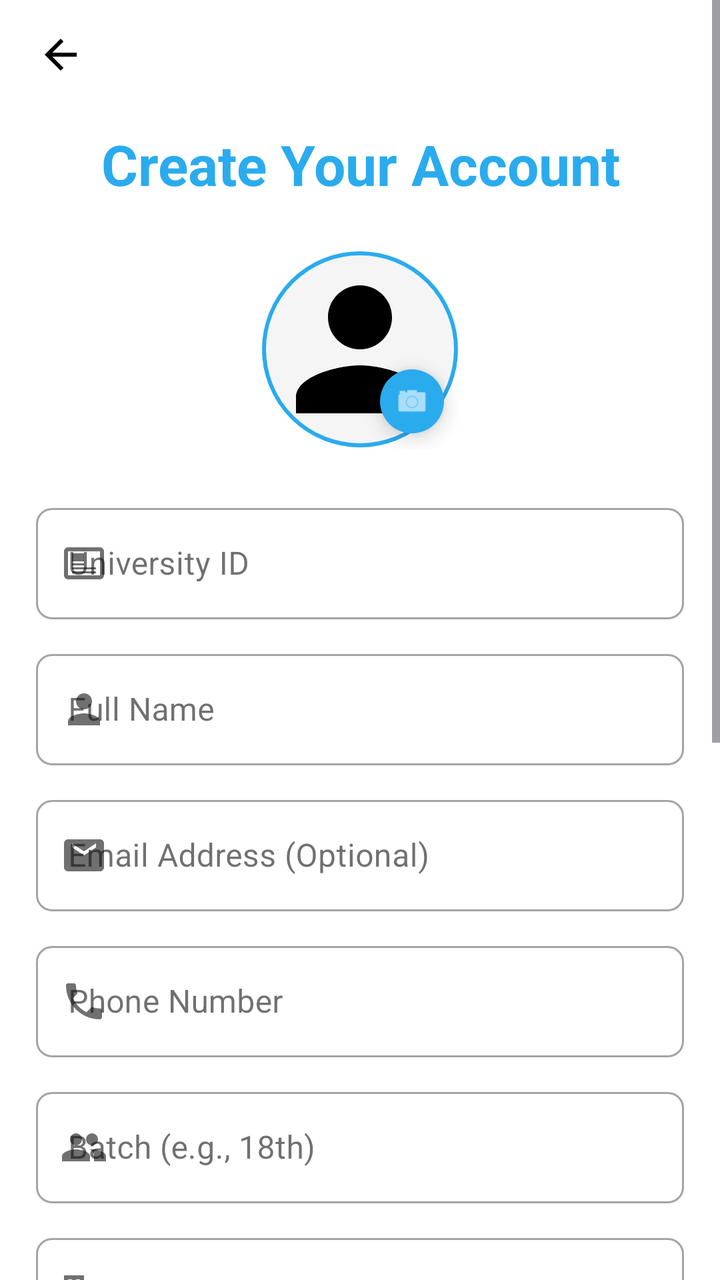
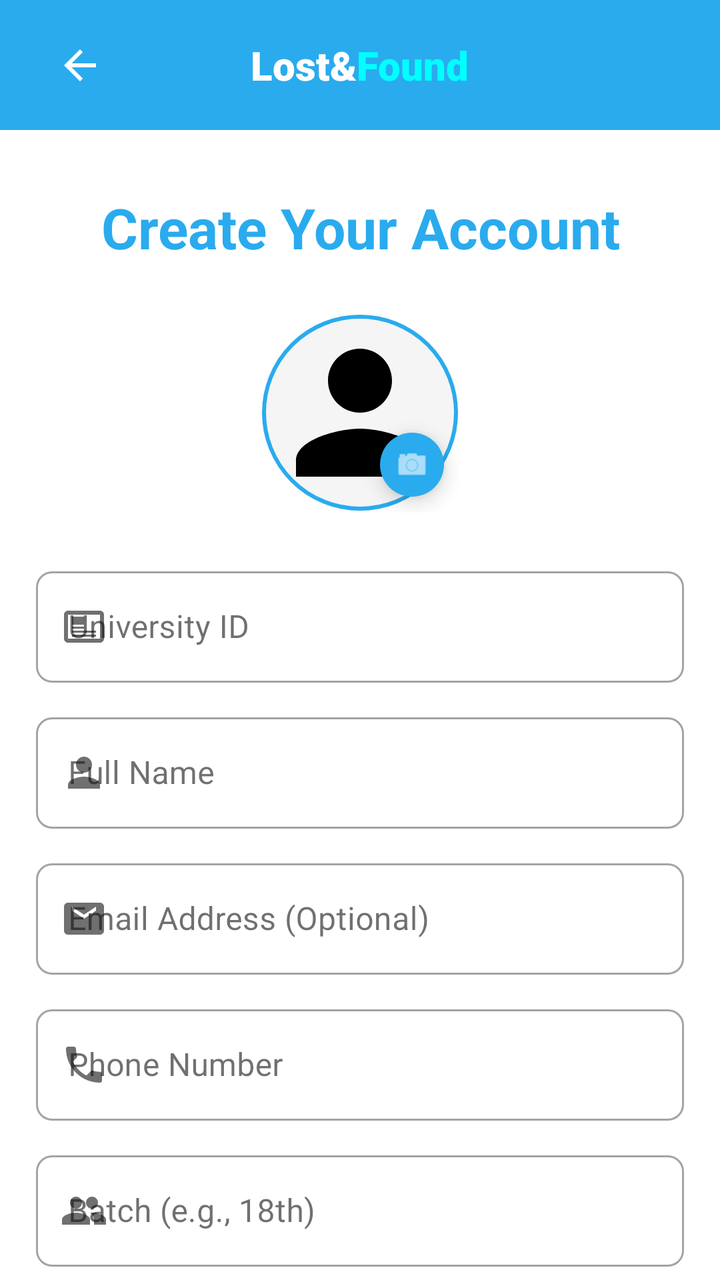

Compare the two renders of this Android layout. The source of the first and the diff that turns it into the second are given below.
<!-- AndroidManifest.xml: application theme AppTheme -->
<!-- res/layout/activity_user_registration.xml -->
<?xml version="1.0" encoding="utf-8"?>
<androidx.constraintlayout.widget.ConstraintLayout xmlns:android="http://schemas.android.com/apk/res/android"
    xmlns:app="http://schemas.android.com/apk/res-auto"
    android:layout_width="match_parent"
    android:layout_height="match_parent"
    android:background="@color/white">

    <ScrollView
        android:layout_width="0dp"
        android:layout_height="0dp"
        app:layout_constraintBottom_toBottomOf="parent"
        app:layout_constraintEnd_toEndOf="parent"
        app:layout_constraintStart_toStartOf="parent"
        app:layout_constraintTop_toTopOf="parent"
        android:fillViewport="true">

        <LinearLayout
            android:layout_width="match_parent"
            android:layout_height="wrap_content"
            android:orientation="vertical"
            android:padding="18dp">

            
            <ImageButton
                android:id="@+id/btnBack"
                android:layout_width="48dp"
                android:layout_height="48dp"
                android:layout_marginStart="-12dp"
                android:layout_marginTop="-15dp"
                android:background="?attr/selectableItemBackgroundBorderless"
                android:contentDescription="@string/back"
                android:scaleType="centerInside"
                android:src="@drawable/ic_back_arrow"
                app:tint="@color/black" />

            
            <TextView
                android:layout_width="wrap_content"
                android:layout_height="wrap_content"
                android:layout_gravity="center_horizontal"
                android:layout_marginTop="12dp"
                android:gravity="center"
                android:lineSpacingExtra="2dp"
                android:text="@string/register_title"
                android:textColor="@color/vibrantBlue"
                android:textSize="28sp"
                android:textStyle="bold" />

            
            <FrameLayout
                android:layout_width="wrap_content"
                android:layout_height="wrap_content"
                android:layout_gravity="center_horizontal"
                android:layout_marginTop="24dp"
                android:layout_marginBottom="24dp">

                <com.google.android.material.imageview.ShapeableImageView
                    android:id="@+id/ivProfilePicture"
                    android:layout_width="100dp"
                    android:layout_height="100dp"
                    android:background="@color/lightGrey"
                    android:padding="2dp"
                    android:scaleType="centerCrop"
                    android:src="@drawable/ic_user"
                    app:shapeAppearanceOverlay="@style/ShapeAppearance.App.Circle"
                    app:strokeColor="@color/vibrantBlue"
                    app:strokeWidth="2dp" />

                <com.google.android.material.floatingactionbutton.FloatingActionButton
                    android:id="@+id/fabAddPhoto"
                    android:layout_width="wrap_content"
                    android:layout_height="wrap_content"
                    android:layout_gravity="bottom|end"
                    android:backgroundTint="@color/vibrantBlue"
                    android:contentDescription="@string/add_photo"
                    android:src="@android:drawable/ic_menu_camera"
                    app:fabCustomSize="32dp"
                    app:maxImageSize="18dp"
                    app:tint="@color/white" />
            </FrameLayout>

            
            <com.google.android.material.textfield.TextInputLayout
                style="@style/Widget.MaterialComponents.TextInputLayout.OutlinedBox"
                android:layout_width="match_parent"
                android:layout_height="wrap_content"
                android:layout_marginBottom="12dp"
                android:hint="@string/hint_university_id"
                app:boxCornerRadiusBottomEnd="8dp"
                app:boxCornerRadiusBottomStart="8dp"
                app:boxCornerRadiusTopEnd="8dp"
                app:boxCornerRadiusTopStart="8dp"
                app:startIconDrawable="@drawable/ic_admin_id">

                <com.google.android.material.textfield.TextInputEditText
                    android:id="@+id/etUniversityId"
                    android:layout_width="match_parent"
                    android:layout_height="wrap_content"
                    android:inputType="number" />
            </com.google.android.material.textfield.TextInputLayout>

            
            <com.google.android.material.textfield.TextInputLayout
                style="@style/Widget.MaterialComponents.TextInputLayout.OutlinedBox"
                android:layout_width="match_parent"
                android:layout_height="wrap_content"
                android:layout_marginBottom="12dp"
                android:hint="@string/hint_full_name"
                app:boxCornerRadiusBottomEnd="8dp"
                app:boxCornerRadiusBottomStart="8dp"
                app:boxCornerRadiusTopEnd="8dp"
                app:boxCornerRadiusTopStart="8dp"
                app:startIconDrawable="@drawable/ic_user">

                <com.google.android.material.textfield.TextInputEditText
                    android:id="@+id/etFullName"
                    android:layout_width="match_parent"
                    android:layout_height="wrap_content"
                    android:inputType="textPersonName" />
            </com.google.android.material.textfield.TextInputLayout>

            
            <com.google.android.material.textfield.TextInputLayout
                style="@style/Widget.MaterialComponents.TextInputLayout.OutlinedBox"
                android:layout_width="match_parent"
                android:layout_height="wrap_content"
                android:layout_marginBottom="12dp"
                android:hint="@string/hint_email"
                app:boxCornerRadiusBottomEnd="8dp"
                app:boxCornerRadiusBottomStart="8dp"
                app:boxCornerRadiusTopEnd="8dp"
                app:boxCornerRadiusTopStart="8dp"
                app:startIconDrawable="@drawable/ic_envelope">

                <com.google.android.material.textfield.TextInputEditText
                    android:id="@+id/etEmail"
                    android:layout_width="match_parent"
                    android:layout_height="wrap_content"
                    android:inputType="textEmailAddress" />
            </com.google.android.material.textfield.TextInputLayout>

            
            <com.google.android.material.textfield.TextInputLayout
                style="@style/Widget.MaterialComponents.TextInputLayout.OutlinedBox"
                android:layout_width="match_parent"
                android:layout_height="wrap_content"
                android:layout_marginBottom="12dp"
                android:hint="@string/hint_phone"
                app:boxCornerRadiusBottomEnd="8dp"
                app:boxCornerRadiusBottomStart="8dp"
                app:boxCornerRadiusTopEnd="8dp"
                app:boxCornerRadiusTopStart="8dp"
                app:startIconDrawable="@drawable/ic_phone">

                <com.google.android.material.textfield.TextInputEditText
                    android:id="@+id/etPhone"
                    android:layout_width="match_parent"
                    android:layout_height="wrap_content"
                    android:inputType="phone" />
            </com.google.android.material.textfield.TextInputLayout>

            
            <com.google.android.material.textfield.TextInputLayout
                style="@style/Widget.MaterialComponents.TextInputLayout.OutlinedBox"
                android:layout_width="match_parent"
                android:layout_height="wrap_content"
                android:layout_marginBottom="12dp"
                android:hint="@string/hint_batch"
                app:boxCornerRadiusBottomEnd="8dp"
                app:boxCornerRadiusBottomStart="8dp"
                app:boxCornerRadiusTopEnd="8dp"
                app:boxCornerRadiusTopStart="8dp"
                app:startIconDrawable="@drawable/ic_users">

                <com.google.android.material.textfield.TextInputEditText
                    android:id="@+id/etBatch"
                    android:layout_width="match_parent"
                    android:layout_height="wrap_content"
                    android:inputType="text" />
            </com.google.android.material.textfield.TextInputLayout>

            
            <com.google.android.material.textfield.TextInputLayout
                style="@style/Widget.MaterialComponents.TextInputLayout.OutlinedBox"
                android:layout_width="match_parent"
                android:layout_height="wrap_content"
                android:layout_marginBottom="12dp"
                android:hint="@string/hint_department"
                app:boxCornerRadiusBottomEnd="8dp"
                app:boxCornerRadiusBottomStart="8dp"
                app:boxCornerRadiusTopEnd="8dp"
                app:boxCornerRadiusTopStart="8dp"
                app:startIconDrawable="@drawable/ic_building">

                <com.google.android.material.textfield.TextInputEditText
                    android:id="@+id/etDepartment"
                    android:layout_width="match_parent"
                    android:layout_height="wrap_content"
                    android:inputType="text" />
            </com.google.android.material.textfield.TextInputLayout>

            
            <com.google.android.material.textfield.TextInputLayout
                style="@style/Widget.MaterialComponents.TextInputLayout.OutlinedBox.ExposedDropdownMenu"
                android:layout_width="match_parent"
                android:layout_height="wrap_content"
                android:layout_marginBottom="12dp"
                android:hint="@string/hint_level_term"
                app:boxCornerRadiusBottomEnd="8dp"
                app:boxCornerRadiusBottomStart="8dp"
                app:boxCornerRadiusTopEnd="8dp"
                app:boxCornerRadiusTopStart="8dp"
                app:startIconDrawable="@drawable/ic_layers">

                <AutoCompleteTextView
                    android:id="@+id/actvLevelTerm"
                    android:layout_width="match_parent"
                    android:layout_height="wrap_content"
                    android:inputType="none" />
            </com.google.android.material.textfield.TextInputLayout>

            
            <com.google.android.material.textfield.TextInputLayout
                style="@style/Widget.MaterialComponents.TextInputLayout.OutlinedBox"
                android:layout_width="match_parent"
                android:layout_height="wrap_content"
                android:layout_marginBottom="12dp"
                android:hint="@string/hint_password"
                app:boxCornerRadiusBottomEnd="8dp"
                app:boxCornerRadiusBottomStart="8dp"
                app:boxCornerRadiusTopEnd="8dp"
                app:boxCornerRadiusTopStart="8dp"
                app:passwordToggleEnabled="true"
                app:startIconDrawable="@drawable/ic_lock">

                <com.google.android.material.textfield.TextInputEditText
                    android:id="@+id/etPassword"
                    android:layout_width="match_parent"
                    android:layout_height="wrap_content"
                    android:inputType="textPassword" />
            </com.google.android.material.textfield.TextInputLayout>

            
            <com.google.android.material.textfield.TextInputLayout
                style="@style/Widget.MaterialComponents.TextInputLayout.OutlinedBox"
                android:layout_width="match_parent"
                android:layout_height="wrap_content"
                android:layout_marginBottom="16dp"
                android:hint="@string/hint_confirm_password"
                app:boxCornerRadiusBottomEnd="8dp"
                app:boxCornerRadiusBottomStart="8dp"
                app:boxCornerRadiusTopEnd="8dp"
                app:boxCornerRadiusTopStart="8dp"
                app:passwordToggleEnabled="true"
                app:startIconDrawable="@drawable/ic_lock">

                <com.google.android.material.textfield.TextInputEditText
                    android:id="@+id/etConfirmPassword"
                    android:layout_width="match_parent"
                    android:layout_height="wrap_content"
                    android:inputType="textPassword" />
            </com.google.android.material.textfield.TextInputLayout>

            
            <com.google.android.material.checkbox.MaterialCheckBox
                android:id="@+id/cbPolicy"
                android:layout_width="match_parent"
                android:layout_height="wrap_content"
                android:layout_marginBottom="24dp"
                android:layout_gravity="center"
                android:text="@string/lost_and_found_policy"
                android:textColor="@color/textSecondary"
                android:textSize="14sp" />

            <FrameLayout
                android:layout_width="match_parent"
                android:layout_height="wrap_content"
                android:layout_marginBottom="12dp">

                <com.google.android.material.button.MaterialButton
                    android:id="@+id/btnCreateAccount"
                    android:layout_width="match_parent"
                    android:layout_height="56dp"
                    android:backgroundTint="@color/vibrantBlue"
                    android:text="@string/create_account"
                    android:textAllCaps="false"
                    android:textSize="16sp"
                    android:enabled="false"
                    app:cornerRadius="8dp" />

                <ProgressBar
                    android:id="@+id/progressBar"
                    android:layout_width="24dp"
                    android:layout_height="24dp"
                    android:layout_gravity="center"
                    android:indeterminateTint="@color/white"
                    android:visibility="gone" />
            </FrameLayout>

            <TextView
                android:id="@+id/tvLogin"
                android:layout_width="wrap_content"
                android:layout_height="wrap_content"
                android:layout_gravity="center"
                android:padding="8dp"
                android:text="@string/login_link"
                android:textColor="@color/textSecondary" />

        </LinearLayout>
    </ScrollView>
</androidx.constraintlayout.widget.ConstraintLayout>
<!-- resources referenced by this layout -->
<resources>
  <color name="black">#000000</color>
  <color name="lightGrey">#F5F5F5</color>
  <color name="textSecondary">#6B7280</color>
  <color name="vibrantBlue">#2AABEE</color>
  <color name="white">#FFFFFF</color>
  <!-- drawable ic_back_arrow (drawable) -->
  <?xml version="1.0" encoding="utf-8"?>
  <vector xmlns:android="http://schemas.android.com/apk/res/android"
      android:width="24dp"
      android:height="24dp"
      android:viewportWidth="24"
      android:viewportHeight="24">
      <path
          android:fillColor="#000000"
          android:pathData="M20,11H7.83l5.59,-5.59L12,4l-8,8l8,8l1.41,-1.41L7.83,13H20V11z" />
  </vector>
  <!-- drawable ic_layers (drawable) -->
  <?xml version="1.0" encoding="utf-8"?>
  <vector xmlns:android="http://schemas.android.com/apk/res/android"
      android:width="24dp"
      android:height="24dp"
      android:viewportWidth="24"
      android:viewportHeight="24">
      <path
          android:fillColor="#000000"
          android:pathData="M11.99,18.54l-7.37,-5.73L3,14.07l9,7l9,-7l-1.63,-1.27 -7.38,5.74zM12,16l7.36,-5.73L21,9l-9,-7 -9,7 1.63,1.27L12,16z" />
  </vector>
  <string name="add_photo">Add Photo</string>
  <string name="back">Back</string>
  <string name="create_account">Create Account</string>
  <string name="hint_batch">Batch (e.g., 18th)</string>
  <string name="hint_confirm_password">Confirm Password</string>
  <string name="hint_department">Department</string>
  <string name="hint_email">Email Address (Optional)</string>
  <string name="hint_full_name">Full Name</string>
  <string name="hint_level_term">Level Term</string>
  <string name="hint_password">Password</string>
  <string name="hint_phone">Phone Number</string>
  <string name="hint_university_id">University ID</string>
  <string name="login_link">Already have an account? <b>Login</b></string>
  <string name="lost_and_found_policy">I agree to the Campus Lost&amp;Found policy and verification.</string>
  <string name="register_title">Create Your Account</string>
  <style name="ShapeAppearance.App.Circle" parent="ShapeAppearance.Material3.MediumComponent">
          <item name="cornerFamily">rounded</item>
          <item name="cornerSize">50%</item>
      </style>
  <color name="primaryColor">#2AABEE</color>
  <color name="primaryLightColor">#D1E1FF</color>
  <color name="primaryDarkColor">#229ED9</color>
  <color name="accentColor">#2AABEE</color>
  <color name="backgroundColor">#FFFFFF</color>
  <color name="surfaceColor">#FFFFFF</color>
  <color name="textPrimary">#111111</color>
  <style name="Widget.App.Button" parent="Widget.Material3.Button">
          <item name="android:insetTop">0dp</item>
          <item name="android:insetBottom">0dp</item>
          <item name="android:minHeight">48dp</item>
          <item name="shapeAppearance">@style/ShapeAppearance.App.SmallComponent</item>
          <item name="android:textAllCaps">false</item>
          <item name="android:textStyle">bold</item>
      </style>
  <style name="Widget.App.Card" parent="Widget.Material3.CardView.Elevated">
          <item name="cardCornerRadius">12dp</item>
          <item name="cardElevation">2dp</item>
          <item name="cardBackgroundColor">@color/surfaceColor</item>
      </style>
  <style name="ShapeAppearance.App.SmallComponent" parent="ShapeAppearance.Material3.SmallComponent">
          <item name="cornerSize">10dp</item>
      </style>
  <style name="ShapeAppearance.App.MediumComponent" parent="ShapeAppearance.Material3.MediumComponent">
          <item name="cornerSize">12dp</item>
      </style>
  <!-- unchanged entries left out for length: 8 -->
</resources>

<!-- the commit's change to res/layout/activity_user_registration.xml (unified diff, before → after) -->
@@ -1,37 +1,76 @@
 <?xml version="1.0" encoding="utf-8"?>
-<androidx.constraintlayout.widget.ConstraintLayout xmlns:android="http://schemas.android.com/apk/res/android"
+<androidx.coordinatorlayout.widget.CoordinatorLayout xmlns:android="http://schemas.android.com/apk/res/android"
     xmlns:app="http://schemas.android.com/apk/res-auto"
+    xmlns:tools="http://schemas.android.com/tools"
     android:layout_width="match_parent"
     android:layout_height="match_parent"
-    android:background="@color/white">
-
-    <ScrollView
-        android:layout_width="0dp"
-        android:layout_height="0dp"
-        app:layout_constraintBottom_toBottomOf="parent"
-        app:layout_constraintEnd_toEndOf="parent"
-        app:layout_constraintStart_toStartOf="parent"
-        app:layout_constraintTop_toTopOf="parent"
-        android:fillViewport="true">
+    android:background="@color/white"
+    android:fitsSystemWindows="true">
+
+    <com.google.android.material.appbar.AppBarLayout
+        android:layout_width="match_parent"
+        android:layout_height="wrap_content"
+        android:background="@color/primaryColor"
+        android:fitsSystemWindows="true"
+        app:elevation="0dp">
+
+        <androidx.constraintlayout.widget.ConstraintLayout
+            android:layout_width="match_parent"
+            android:layout_height="65dp"
+            android:paddingHorizontal="16dp">
+
+            <ImageButton
+                android:id="@+id/btnBack"
+                android:layout_width="48dp"
+                android:layout_height="48dp"
+                android:background="?attr/selectableItemBackgroundBorderless"
+                android:contentDescription="@string/back"
+                android:src="@drawable/ic_back_arrow"
+                app:layout_constraintBottom_toBottomOf="parent"
+                app:layout_constraintStart_toStartOf="parent"
+                app:layout_constraintTop_toTopOf="parent"
+                app:tint="@color/white" />
+
+            <LinearLayout
+                android:layout_width="wrap_content"
+                android:layout_height="wrap_content"
+                android:orientation="horizontal"
+                app:layout_constraintBottom_toBottomOf="parent"
+                app:layout_constraintEnd_toEndOf="parent"
+                app:layout_constraintStart_toStartOf="parent"
+                app:layout_constraintTop_toTopOf="parent">
+
+                <TextView
+                    android:layout_width="wrap_content"
+                    android:layout_height="wrap_content"
+                    android:fontFamily="sans-serif-black"
+                    android:text="@string/lost_part"
+                    android:textColor="@color/white"
+                    android:textSize="20sp" />
+
+                <TextView
+                    android:layout_width="wrap_content"
+                    android:layout_height="wrap_content"
+                    android:fontFamily="sans-serif-black"
+                    android:text="@string/found_part"
+                    android:textColor="@color/cyan"
+                    android:textSize="20sp" />
+            </LinearLayout>
+
+        </androidx.constraintlayout.widget.ConstraintLayout>
+    </com.google.android.material.appbar.AppBarLayout>
+
+    <androidx.core.widget.NestedScrollView
+        android:layout_width="match_parent"
+        android:layout_height="match_parent"
+        android:fillViewport="true"
+        app:layout_behavior="@string/appbar_scrolling_view_behavior">
 
         <LinearLayout
             android:layout_width="match_parent"
             android:layout_height="wrap_content"
             android:orientation="vertical"
             android:padding="18dp">
-
-            
-            <ImageButton
-                android:id="@+id/btnBack"
-                android:layout_width="48dp"
-                android:layout_height="48dp"
-                android:layout_marginStart="-12dp"
-                android:layout_marginTop="-15dp"
-                android:background="?attr/selectableItemBackgroundBorderless"
-                android:contentDescription="@string/back"
-                android:scaleType="centerInside"
-                android:src="@drawable/ic_back_arrow"
-                app:tint="@color/black" />
 
             
             <TextView
@@ -307,5 +346,5 @@
                 android:textColor="@color/textSecondary" />
 
         </LinearLayout>
-    </ScrollView>
-</androidx.constraintlayout.widget.ConstraintLayout>
+    </androidx.core.widget.NestedScrollView>
+</androidx.coordinatorlayout.widget.CoordinatorLayout>
<!-- resource entries referenced after the edit -->
@@ -1,6 +1,6 @@
 <!-- resources referenced by this layout -->
 <resources>
-  <color name="black">#000000</color>
+  <color name="cyan">#00FFFF</color>
   <color name="lightGrey">#F5F5F5</color>
   <color name="textSecondary">#6B7280</color>
   <color name="vibrantBlue">#2AABEE</color>
@@ -30,6 +30,7 @@
   <string name="add_photo">Add Photo</string>
   <string name="back">Back</string>
   <string name="create_account">Create Account</string>
+  <string name="found_part">Found</string>
   <string name="hint_batch">Batch (e.g., 18th)</string>
   <string name="hint_confirm_password">Confirm Password</string>
   <string name="hint_department">Department</string>
@@ -40,7 +41,8 @@
   <string name="hint_phone">Phone Number</string>
   <string name="hint_university_id">University ID</string>
   <string name="login_link">Already have an account? <b>Login</b></string>
-  <string name="lost_and_found_policy">I agree to the Campus Lost&amp;Found policy and verification.</string>
+  <string name="lost_and_found_policy">I agree to the Lost &amp; Found policy and verification.</string>
+  <string name="lost_part">Lost&amp;</string>
   <string name="register_title">Create Your Account</string>
   <style name="ShapeAppearance.App.Circle" parent="ShapeAppearance.Material3.MediumComponent">
           <item name="cornerFamily">rounded</item>
